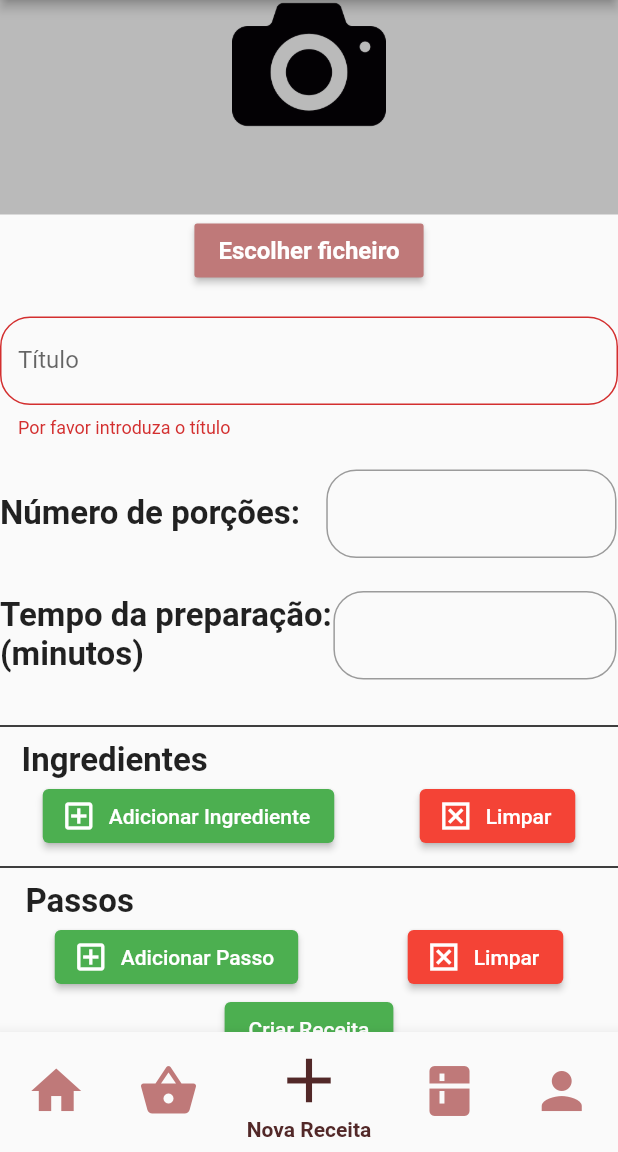
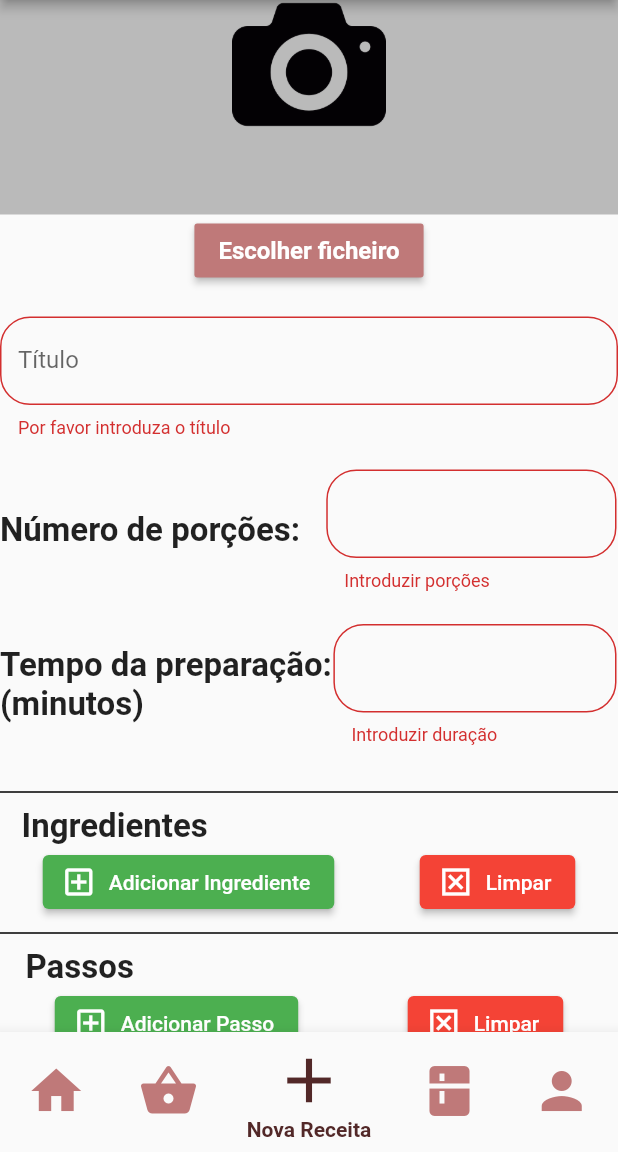
Before and after one commit to DiogoARSantos/let_me_cook, a Flutter app: the App screen opened by its route, item 3 of the bottom bar chosen, scrolled down 132 dp, after a tap on "Criar Receita", on a phone screen of 412 x 824 dp, the part 84-1236 px from its top. Run offline on Flutter 3.47's test engine with Material 2 defaults, Android fonts, the phone set to English and light mode, and no system bars; our stand-ins replace image_picker; missing offline and left inert: dart:ffi.

Commit message:
Changes to AddRecipe and SeeRecipe

```diff
--- a/lib/app.dart
+++ b/lib/app.dart
@@ -1,5 +1,7 @@
 import 'package:flutter/material.dart';
 import 'package:let_me_cook/screens/addRecipe/add_recipe_screen.dart';
+import 'package:let_me_cook/screens/seeRecipe/see_recipe_screen.dart';
+import 'package:let_me_cook/models/Ingredient.dart';
 import 'package:let_me_cook/screens/home/home_screen.dart';
 import 'package:let_me_cook/screens/pantry/pantry_screen.dart';
 import 'package:let_me_cook/screens/profile/profile_screen.dart';
@@ -66,11 +68,11 @@ class _AppState extends State<App> {
     Widget page;
     switch (_selectedIndex) {
       case 0:
-      /*Ingredient i1 = Ingredient(name: "Ing1", quantity: 10, units: "g");
+        Ingredient i1 = Ingredient(name: "Ing1", quantity: 10, units: "g");
         Ingredient i2 = Ingredient(name: "Ing2", quantity: 5, units: "L");
         Recipe r = Recipe(title: "Bolo de chocolate", portions: 3, duration: 30, ingredients: [i1,i2], steps: ["Passo1: dnkjdbvjv", "Passo2: sfdbdn\nifdndnj", "Passo3: inaind"]);
-        page = SeeRecipeScreen(recipe: r, addToShoppingList: addToShoppingList, isInPantry: isInPantry, addToFavoriteList: addToFavoriteList,);//ShoppingListScreen();*/
-        page = HomeScreen(recipeList: recipeList);
+        page = SeeRecipeScreen(recipe: r, addToShoppingList: addToShoppingList, isInPantry: isInPantry, addToFavoriteList: addToFavoriteList,);
+        //page = HomeScreen(recipeList: recipeList);
         break;
       case 1:
         page = ShoppingListScreen(shoppingList: shoppingList, boughtStatus:  boughtStatus);
--- a/lib/screens/addRecipe/add_recipe_screen.dart
+++ b/lib/screens/addRecipe/add_recipe_screen.dart
@@ -357,6 +357,7 @@ class AddRecipeScreenState extends State<AddRecipeScreen> {
       ),
       validator: (value) {
         if (value == null || value.isEmpty) {
+          return "Introduzir porções";
         }
         return null;
       },
@@ -377,6 +378,7 @@ class AddRecipeScreenState extends State<AddRecipeScreen> {
       ),
       validator: (value) {
         if (value == null || value.isEmpty) {
+          return "Introduzir duração";
         }
         return null;
       },
@@ -429,7 +431,24 @@ class AddRecipeScreenState extends State<AddRecipeScreen> {
   }
 
   void _createRecipe() {
-    if (_formKey.currentState != null && _formKey.currentState!.validate()) {
+    if (_formKey.currentState == null || !_formKey.currentState!.validate()) {
+      print("NULL");
+    }
+    else if(_ingredients.isEmpty || _steps.isEmpty) {
+      showDialog(
+        context: context,
+        barrierDismissible: false,
+        builder: (context) {
+          Future.delayed(Duration(seconds: 1), () {
+            Navigator.of(context).pop(true);
+          });
+          return AlertDialog(
+            backgroundColor: Colors.red,
+            title: Text('Ingredientes e passos necessários', textAlign: TextAlign.center, style: TextStyle(color: Colors.white),),
+          );
+        });
+    }
+    else {
       _formKey.currentState!.save();
       for(int i=0; i < _ingredientsItems.length; i++) {
         Ingredient igt = Ingredient(name: _ingredientsItems[i].text, quantity: int.parse(_ingredientsQts[i].text),
@@ -444,8 +463,5 @@ class AddRecipeScreenState extends State<AddRecipeScreen> {
       widget.addRecipe(recipe);
       widget.backToHomeScreen();
     }
-    else {
-      print("NULL");
-    }
   }
 }
--- a/lib/screens/seeRecipe/see_recipe_screen.dart
+++ b/lib/screens/seeRecipe/see_recipe_screen.dart
@@ -97,7 +97,6 @@ class SeeRecipeScreenState extends State<SeeRecipeScreen>{
               children: [
                 Text("${_recipe.portions}\n(Porções)", style: TextStyle(fontSize: 20, fontWeight: FontWeight.bold), textAlign: TextAlign.center),
                 Text("${_recipe.duration} mins\n(Duração)", style: TextStyle(fontSize: 20, fontWeight: FontWeight.bold), textAlign: TextAlign.center)
-                //Tex
               ]
           ),
           SizedBox(height: 10),
@@ -109,7 +108,11 @@ class SeeRecipeScreenState extends State<SeeRecipeScreen>{
           SizedBox(height: 20),
 
           //INGREDIENTS
-          Text("Ingredientes", style: TextStyle(fontSize: 22, fontWeight: FontWeight.bold)),
+          Row(
+          children: [
+            Text("Ingredientes", style: TextStyle(fontSize: 22, fontWeight: FontWeight.bold)),
+            ],
+          ),
           SizedBox(height: 10),
           for(int i=0; i < _recipe.ingredients.length; i++)
             Row(
@@ -118,7 +121,7 @@ class SeeRecipeScreenState extends State<SeeRecipeScreen>{
                 widget.isInPantry(_recipe.ingredients[i].name)
                 ? InkWell(child: const Icon(Icons.check_circle, color: Colors.green),)
                 :InkWell(
-                  child: const Icon(Icons.shopping_cart, color: Colors.red),
+                  child: const Icon(Icons.shopping_cart, color: Colors.red, size: 35),
                   onTap: () {
                     widget.addToShoppingList(_recipe.ingredients[i].name);
                     showDialog(
@@ -136,18 +139,22 @@ class SeeRecipeScreenState extends State<SeeRecipeScreen>{
                   },
                 ),
                 Text("${_recipe.ingredients[i].quantity} ${_recipe.ingredients[i].units} ${_recipe.ingredients[i].name}",
-                style: TextStyle(fontSize: 18)),
+                style: TextStyle(fontSize: 20)),
               ],
             ),
           SizedBox(height: 20),
 
           //STEPS
-          Text("Passos", style: TextStyle(fontSize: 22, fontWeight: FontWeight.bold)),
+          Row(
+            children: [
+              Text("Passos", style: TextStyle(fontSize: 22, fontWeight: FontWeight.bold)),
+            ],
+          ),
           SizedBox(height: 10),
           for(int i=0; i < _recipe.steps.length; i++)
             Row(
               children: [
-                Text("${_recipe.steps[i]}\n", style: TextStyle(fontSize: 18)),
+                Text("${_recipe.steps[i]}", style: TextStyle(fontSize: 20)),
               ]
             ),
         ],
```
